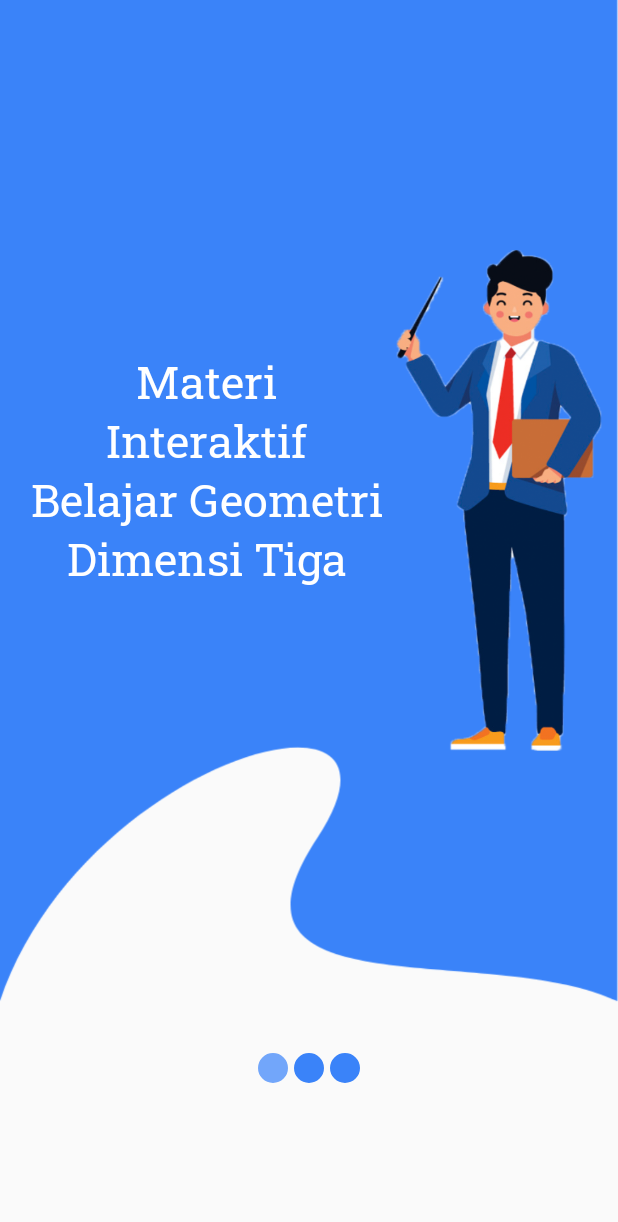
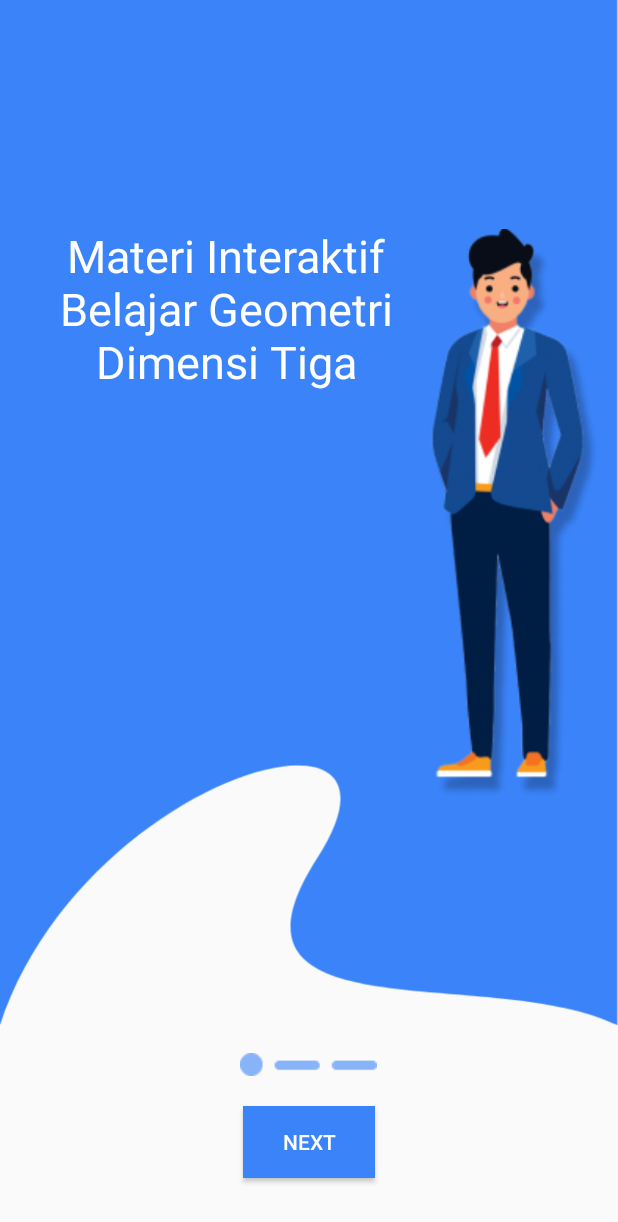
Before and after one commit to santiyunikas/MathGeo, an Android app: the screen it shows after launch (WelcomeActivity), on a phone screen of 412 x 824 dp. Shown: the top 1222 px of the screen. Run offline under Robolectric (Android 15) with nearby library versions, the phone set to English and light mode, and no system bars.

Commit message:
update welcoming page

```diff
--- a/app/src/main/java/com/santiyunikas/mathgeo/WelcomeActivity.kt
+++ b/app/src/main/java/com/santiyunikas/mathgeo/WelcomeActivity.kt
@@ -17,69 +17,37 @@ import androidx.viewpager.widget.ViewPager.SimpleOnPageChangeListener
 import com.google.android.material.tabs.TabLayout
 import com.santiyunikas.mathgeo.sharedpreferences.SaveSharedPreference
 import com.santiyunikas.mathgeo.view.LoginActivity
+import com.santiyunikas.mathgeo.welcomingpage.WelcomeFragment1
 import com.santiyunikas.mathgeo.welcomingpage.WelcomeViewPagerAdapter
 
 
 
-class WelcomeActivity : AppCompatActivity(), View.OnClickListener{
-    private lateinit var welcomeViewPager: ViewPager
-    private lateinit var welcomeViewPagerAdapter: FragmentPagerAdapter
-    private lateinit var btnDone: Button
+class WelcomeActivity : AppCompatActivity(){
+
     override fun onCreate(savedInstanceState: Bundle?) {
         super.onCreate(savedInstanceState)
         setContentView(R.layout.activity_welcome)
         if (SaveSharedPreference.getLoggedStatus(applicationContext)){
+            //masuk ketika sudah pernah login sebelumnya
             val intent:Intent= Intent(this@WelcomeActivity, ContentActivity::class.java)
             startActivity(intent)
         }else{
-            welcomeViewSet()
-            btnDone = findViewById(R.id.btn_done)
-            btnDone.setOnClickListener(this)
-            btnDone.visibility = View.INVISIBLE
+            fragmentInit()
         }
     }
 
-    fun welcomeViewSet(){
-        welcomeViewPager = findViewById(R.id.welcome_view_pager)
-        welcomeViewPagerAdapter = WelcomeViewPagerAdapter(supportFragmentManager)
-        welcomeViewPager.adapter = welcomeViewPagerAdapter
+    //initial fragment
+    fun fragmentInit(){
+        val mFragmentManager = supportFragmentManager
+        val mWelcomeFragment1 = WelcomeFragment1()
+        val fragment = mFragmentManager.findFragmentByTag(WelcomeFragment1::class.java.simpleName)
 
-        val tabDots: TabLayout = findViewById(R.id.tab_dots)
-        tabDots.setupWithViewPager(welcomeViewPager)
-
-        welcomeViewPager.setOnPageChangeListener(
-            object : SimpleOnPageChangeListener() {
-                override fun onPageSelected(position: Int) {
-                    if (welcomeViewPager.currentItem == 0){
-                        Log.d("posisi", tabDots.selectedTabPosition.toString())
-                        btnDone.visibility = View.INVISIBLE
-                    }else if(welcomeViewPager.currentItem == 1){
-                        Log.d("posisi", tabDots.selectedTabPosition.toString())
-                        btnDone.visibility = View.INVISIBLE
-                    }else{
-                        btnDone.visibility = View.VISIBLE
-                    }
-                }
-            })
-    }
-
-    override fun onClick(v: View?) {
-        when(v?.id){
-            btnDone.id ->{
-                val cm = this.getSystemService(Context.CONNECTIVITY_SERVICE) as ConnectivityManager
-                val activeNetwork = cm.activeNetworkInfo
-                if (activeNetwork == null || !activeNetwork.isConnected) {
-                    this.startActivity(Intent(Settings.ACTION_SETTINGS))
-                    Toast.makeText(this, "Aktifkan Koneksi Internet Anda", Toast.LENGTH_SHORT)
-                        .show()
-                } else {
-                    val intent = Intent(this@WelcomeActivity, LoginActivity::class.java)
-                    startActivity(intent)
-                    finish()
-                }
-
-
-            }
+        if (fragment !is WelcomeFragment1){
+            Log.d("WelcomeFragment","Fragment Name :"+ WelcomeFragment1::class.java.simpleName)
+            mFragmentManager
+                .beginTransaction()
+                .add(R.id.frame_welcome_container, mWelcomeFragment1, WelcomeFragment1::class.java.simpleName)
+                .commit()
         }
     }
 
--- a/app/src/main/java/com/santiyunikas/mathgeo/welcomingpage/WelcomeFragment1.kt
+++ b/app/src/main/java/com/santiyunikas/mathgeo/welcomingpage/WelcomeFragment1.kt
@@ -5,29 +5,13 @@ import androidx.fragment.app.Fragment
 import android.view.LayoutInflater
 import android.view.View
 import android.view.ViewGroup
+import android.widget.Button
 import com.santiyunikas.mathgeo.R
 
-// TODO: Rename parameter arguments, choose names that match
-// the fragment initialization parameters, e.g. ARG_ITEM_NUMBER
-//private const val ARG_PARAM1 = "param1"
-//private const val ARG_PARAM2 = "param2"
-
-/**
- * A simple [Fragment] subclass.
- * Use the [WelcomeFragment1.newInstance] factory method to
- * create an instance of this fragment.
- */
-class WelcomeFragment1 : Fragment() {
-    // TODO: Rename and change types of parameters
-//    private var param1: String? = null
-//    private var param2: String? = null
+class WelcomeFragment1 : Fragment(), View.OnClickListener {
 
     override fun onCreate(savedInstanceState: Bundle?) {
         super.onCreate(savedInstanceState)
-//        arguments?.let {
-//            param1 = it.getString(ARG_PARAM1)
-//            param2 = it.getString(ARG_PARAM2)
-//        }
     }
 
     override fun onCreateView(
@@ -39,22 +23,28 @@ class WelcomeFragment1 : Fragment() {
     }
 
     companion object {
-        /**
-         * Use this factory method to create a new instance of
-         * this fragment using the provided parameters.
-         *
-         * @param param1 Parameter 1.
-         * @param param2 Parameter 2.
-         * @return A new instance of fragment WelcomeFragment.
-         */
-        // TODO: Rename and change types and number of parameters
-//        @JvmStatic
-//        fun newInstance(param1: String, param2: String) =
-//            WelcomeFragment().apply {
-//                arguments = Bundle().apply {
-//                    putString(ARG_PARAM1, param1)
-//                    putString(ARG_PARAM2, param2)
-//                }
-//            }
+        //define static variable
     }
+
+    override fun onViewCreated(view: View, savedInstanceState: Bundle?) {
+        super.onViewCreated(view, savedInstanceState)
+        val btnNextToFragment2: Button = view.findViewById(R.id.btn_next_to_fragment_2)
+        btnNextToFragment2.setOnClickListener(this)
+    }
+
+    override fun onClick(v: View?) {
+        when(v?.id){
+            R.id.btn_next_to_fragment_2->{
+                val mWelcomeFragment2 = WelcomeFragment2()
+                val mFragmentManager = fragmentManager
+                mFragmentManager?.beginTransaction()?.apply {
+                    replace(R.id.frame_welcome_container, mWelcomeFragment2, WelcomeFragment2::class.java.simpleName)
+                    addToBackStack(null)
+                    commit()
+                }
+            }
+        }
+    }
+
+
 }
--- a/app/src/main/res/layout/activity_welcome.xml
+++ b/app/src/main/res/layout/activity_welcome.xml
@@ -1,5 +1,5 @@
 <?xml version="1.0" encoding="utf-8"?>
-<RelativeLayout xmlns:android="http://schemas.android.com/apk/res/android"
+<LinearLayout xmlns:android="http://schemas.android.com/apk/res/android"
     xmlns:app="http://schemas.android.com/apk/res-auto"
     xmlns:tools="http://schemas.android.com/tools"
     android:layout_width="match_parent"
@@ -7,37 +7,9 @@
     tools:context=".WelcomeActivity"
     android:orientation="vertical">
 
-    <androidx.viewpager.widget.ViewPager
-        android:id="@+id/welcome_view_pager"
+    <FrameLayout
         android:layout_width="match_parent"
         android:layout_height="match_parent"
-        android:layout_above="@+id/interaction"/>
+        android:id="@+id/frame_welcome_container"/>
 
-    <LinearLayout
-        android:layout_width="match_parent"
-        android:layout_height="wrap_content"
-        android:orientation="vertical"
-        android:layout_alignParentBottom="true"
-        android:gravity="center"
-        android:padding="10dp"
-        android:id="@+id/interaction">
-        <com.google.android.material.tabs.TabLayout
-            android:layout_width="match_parent"
-            android:layout_height="wrap_content"
-            android:id="@+id/tab_dots"
-            app:tabGravity="center"
-            app:tabIndicatorHeight="0dp"
-            app:tabBackground="@drawable/tab_selector"
-            android:layout_alignParentBottom="true"
-            android:layout_margin="10dp"/>
-        <Button
-            android:id="@+id/btn_done"
-            android:layout_width="wrap_content"
-            android:layout_height="wrap_content"
-            android:layout_margin="10dp"
-            android:text="DONE"
-            android:background="@color/colorPrimary"
-            android:textColor="@color/white"/>
-    </LinearLayout>
-
-</RelativeLayout>
+</LinearLayout>
--- a/app/src/main/res/layout/fragment_welcome1.xml
+++ b/app/src/main/res/layout/fragment_welcome1.xml
@@ -1,44 +1,55 @@
 <?xml version="1.0" encoding="utf-8"?>
-<FrameLayout xmlns:android="http://schemas.android.com/apk/res/android"
+<LinearLayout
+    xmlns:android="http://schemas.android.com/apk/res/android"
     xmlns:tools="http://schemas.android.com/tools"
     android:layout_width="match_parent"
     android:layout_height="match_parent"
-    tools:context=".welcomingpage.WelcomeFragment1">
+    tools:context=".welcomingpage.WelcomeFragment1"
+    android:orientation="vertical"
 
+    >
     <LinearLayout
         android:layout_width="match_parent"
-        android:layout_height="match_parent"
-        android:background="@drawable/welcome_background">
-        <LinearLayout
-            android:layout_width="match_parent"
+        android:layout_height="wrap_content"
+        android:background="@drawable/welcome_background"
+        android:layout_weight="1"
+        android:orientation="horizontal">
+        <TextView
+            android:layout_width="0dp"
+            android:layout_height="wrap_content"
+            android:layout_weight="2"
+            android:text="@string/fragment1"
+            android:textColor="@color/white"
+            android:layout_marginTop="150dp"
+            android:layout_marginLeft="20dp"
+            android:textSize="30sp"
+            android:textAlignment="center"
+            />
+        <ImageView
+            android:layout_width="0dp"
             android:layout_height="match_parent"
-            android:gravity="center">
-            <TextView
-                android:layout_width="0dp"
-                android:layout_weight="1.5"
-                android:layout_height="200dp"
-                android:text="@string/fragment1"
-                android:textColor="@color/white"
-                android:textAlignment="center"
-                android:textSize="20sp"
-                android:autoSizeTextType="uniform"
-                android:layout_marginLeft="20dp"
-                android:fontFamily="@font/robotoslab_regular"
-                >
-            </TextView>
-
-            <ImageView
-                android:layout_width="0dp"
-                android:layout_weight="1"
-                android:layout_height="wrap_content"
-                android:src="@drawable/teacher_logo"
-                >
-            </ImageView>
-        </LinearLayout>
-
-
+            android:layout_weight="1"
+            android:src="@drawable/teacher_fragment1"/>
+    </LinearLayout>
+    <LinearLayout
+        android:layout_width="match_parent"
+        android:layout_height="700dp"
+        android:layout_weight="4"
+        android:orientation="vertical"
+        android:gravity="center">
+        <ImageView
+            android:layout_width="wrap_content"
+            android:layout_height="wrap_content"
+            android:src="@drawable/group1"/>
+        <Button
+            android:id="@+id/btn_next_to_fragment_2"
+            android:layout_width="wrap_content"
+            android:layout_height="wrap_content"
+            android:text="NEXT"
+            android:layout_margin="20dp"
+            android:textColor="@color/white"
+            android:background="@color/colorPrimary"
+            />
     </LinearLayout>
 
-
-
-</FrameLayout>
+</LinearLayout>
```
Also changed, not shown: app/src/main/java/com/santiyunikas/mathgeo/welcomingpage/WelcomeFragment2.kt (+23 -35 lines), app/src/main/java/com/santiyunikas/mathgeo/welcomingpage/WelcomeFragment3.kt (+18 -36 lines), app/src/main/res/layout/fragment_welcome2.xml (+45 -34 lines), app/src/main/res/layout/fragment_welcome3.xml (+33 -31 lines), app/src/main/res/drawable-v24/group1.png (added), app/src/main/res/drawable-v24/group2.png (added), app/src/main/res/drawable-v24/group3.png (added), app/src/main/res/drawable-v24/teacher_fragment1.png (added), app/src/main/res/drawable-v24/teacher_fragment2.png (added), app/src/main/res/drawable-v24/teacher_fragment3.png (added), app/src/main/res/drawable/teacher_logo.png (deleted), 59 other files.
